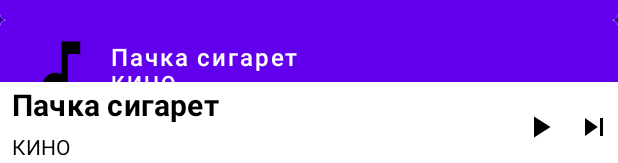
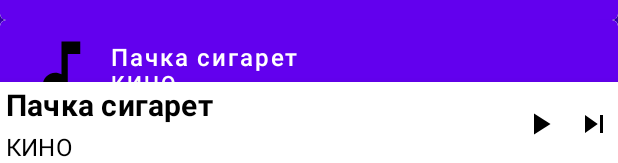
Before and after one commit to Spacus1k/AudioPlayer, an Android app built with Jetpack Compose: the @Preview function PreviewAudioListScreen, on a phone screen of 412 x 824 dp. Shown: the part 1070-1233 px from the top of the screen. Run offline under Robolectric (Android 15) with nearby library versions, the phone set to English and light mode, and no system bars; network calls fail.

Commit message:
finish UI player

```diff
--- a/app/src/main/java/com/example/audioplayer/presentation/ui/components/BottomBarPlayer.kt
+++ b/app/src/main/java/com/example/audioplayer/presentation/ui/components/BottomBarPlayer.kt
@@ -4,7 +4,7 @@ import androidx.compose.foundation.layout.*
 import androidx.compose.material.MaterialTheme
 import androidx.compose.material.Slider
 import androidx.compose.material.Text
-import androidx.compose.runtime.*
+import androidx.compose.runtime.Composable
 import androidx.compose.ui.Alignment
 import androidx.compose.ui.Modifier
 import androidx.compose.ui.text.font.FontWeight
@@ -21,13 +21,13 @@ fun BottomBarPlayer(
     isAudioPlaying: Boolean,
     onStart: () -> Unit,
     onNext: () -> Unit,
-    modifier: Modifier
+    modifier: Modifier = Modifier
 ) {
     Column {
         Row(
             modifier = Modifier
-                .heightIn(60.dp)
-                .fillMaxWidth(),
+                .fillMaxWidth()
+                .height(56.dp),
             verticalAlignment = Alignment.CenterVertically,
             horizontalArrangement = Arrangement.SpaceBetween
         ) {
@@ -51,10 +51,13 @@ fun BottomBarPlayer(
 @Composable
 fun AudioInfo(audioFile: AudioFile, modifier: Modifier) {
 
-    Row() {
+    Row(
+        modifier = modifier.padding(4.dp),
+        verticalAlignment = Alignment.CenterVertically,
+    ) {
 
 
-        Column(Modifier.padding(start = 8.dp)) {
+        Column {
             Text(
                 text = audioFile.displayName,
                 fontWeight = FontWeight.Bold,
@@ -66,11 +69,13 @@ fun AudioInfo(audioFile: AudioFile, modifier: Modifier) {
             Text(
                 text = audioFile.artist,
                 fontWeight = FontWeight.Normal,
-                style = MaterialTheme.typography.subtitle2,
+                style = MaterialTheme.typography.subtitle1,
                 overflow = TextOverflow.Clip,
                 maxLines = 1
             )
         }
+
+
     }
 }
 
@@ -90,7 +95,6 @@ fun PreviewBottomBarPlayer() {
         ),
         isAudioPlaying = true,
         onStart = {},
-        modifier = Modifier,
         onNext = {}
     )
 }
--- a/app/src/main/java/com/example/audioplayer/presentation/ui/components/MediaPlayerController.kt
+++ b/app/src/main/java/com/example/audioplayer/presentation/ui/components/MediaPlayerController.kt
@@ -3,8 +3,6 @@ package com.example.audioplayer.presentation.ui.components
 import androidx.compose.foundation.clickable
 import androidx.compose.foundation.layout.*
 import androidx.compose.material.Icon
-import androidx.compose.material.MaterialTheme
-import androidx.compose.material.Surface
 import androidx.compose.material.icons.Icons
 import androidx.compose.material.icons.filled.Pause
 import androidx.compose.material.icons.filled.PlayArrow
@@ -39,8 +37,7 @@ fun MediaPlayerController(
         Icon(
             imageVector = Icons.Default.SkipNext,
             contentDescription = null,
-            modifier = modifier
-                .clickable { onNext() }
+            modifier = modifier.clickable { onNext() }
         )
     }
 }
--- a/app/src/main/java/com/example/audioplayer/presentation/ui/screens/AudioListScreen.kt
+++ b/app/src/main/java/com/example/audioplayer/presentation/ui/screens/AudioListScreen.kt
@@ -1,16 +1,16 @@
 package com.example.audioplayer.presentation.ui.screens
 
 import android.util.Log
+import androidx.compose.animation.core.animateDpAsState
 import androidx.compose.foundation.background
 import androidx.compose.foundation.layout.Column
 import androidx.compose.foundation.layout.fillMaxSize
 import androidx.compose.foundation.layout.padding
 import androidx.compose.foundation.lazy.LazyColumn
 import androidx.compose.foundation.lazy.items
-import androidx.compose.material.BottomSheetScaffold
-import androidx.compose.material.ExperimentalMaterialApi
-import androidx.compose.material.MaterialTheme
+import androidx.compose.material.*
 import androidx.compose.runtime.Composable
+import androidx.compose.runtime.getValue
 import androidx.compose.ui.Modifier
 import androidx.compose.ui.tooling.preview.Preview
 import androidx.compose.ui.unit.dp
@@ -35,7 +35,15 @@ fun AudioListScreen(
     onNext: () -> Unit,
     onStart: (AudioFile) -> Unit,
 ) {
-    BottomSheetScaffold(modifier = modifier.fillMaxSize(),
+
+    val scaffoldState = rememberBottomSheetScaffoldState()
+
+    val animatedHeight by animateDpAsState(
+        targetValue = if (currentAudioFile == null) 0.dp
+        else BottomSheetScaffoldDefaults.SheetPeekHeight
+    )
+
+    BottomSheetScaffold(
         sheetContent = {
             currentAudioFile?.let { audio ->
                 BottomBarPlayer(
@@ -45,10 +53,11 @@ fun AudioListScreen(
                     isAudioPlaying = isAudioPlaying,
                     onNext = { onNext() },
                     onStart = { onStart(audio) },
-                    modifier = modifier
                 )
             }
-        }) {
+        },
+        scaffoldState = scaffoldState,
+        sheetPeekHeight = animatedHeight) {
         Column(
             modifier = modifier
                 .fillMaxSize()
```
